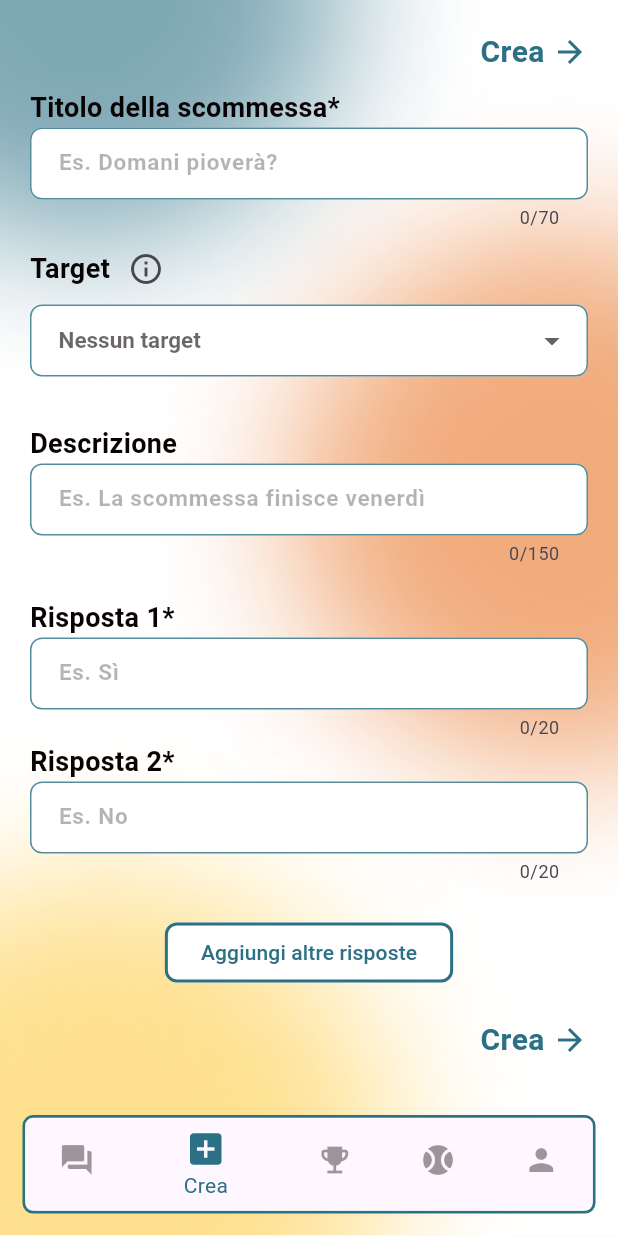
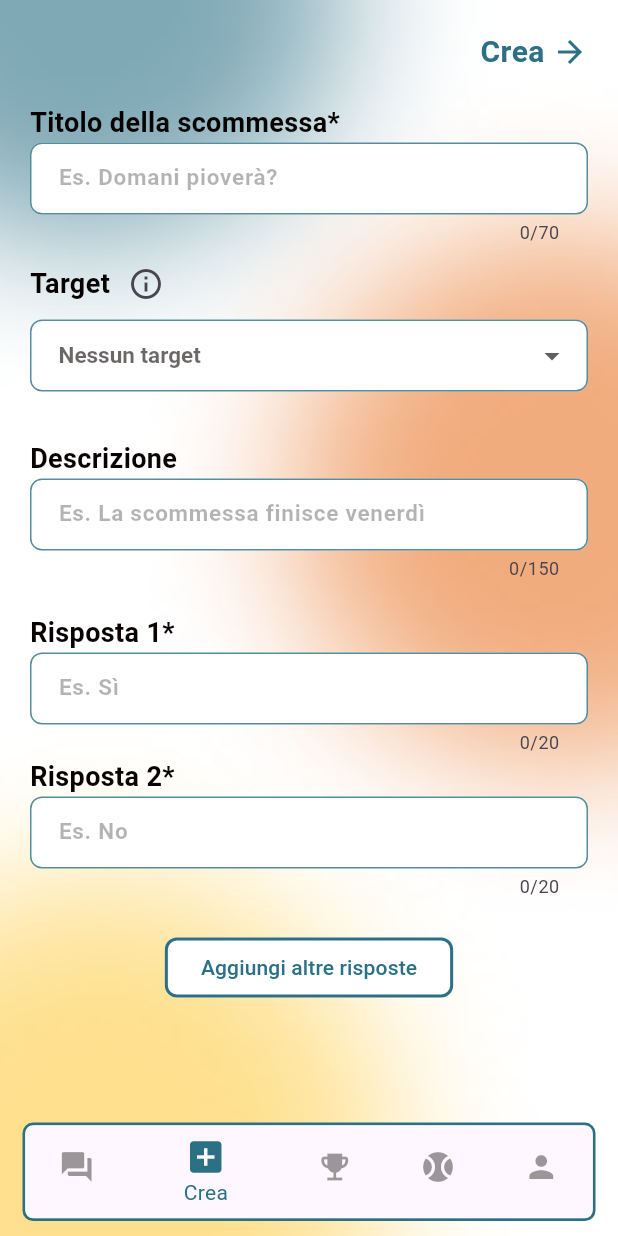
Before and after one commit to morenoboasso/CodeBets, a Flutter app: the BottomNavigationBarWidget screen opened by its route, item 2 of the bottom bar chosen, on a phone screen of 412 x 824 dp. Run offline on Flutter 3.47's test engine with Material 3 defaults, Android fonts, the phone set to English and light mode, and no system bars; our stand-ins replace auto_size_text, cloud_firestore, firebase_core, get, get_storage, vibration; missing offline and left inert: pwa_install; accounts and stored records are empty.

Commit message:
fix crea sticky position

```diff
--- a/lib/pages/bets/create_bet.dart
+++ b/lib/pages/bets/create_bet.dart
@@ -61,14 +61,12 @@ class _CreateBetPageState extends State<CreateBetPage> {
             ),
           ),
           SafeArea(
-            child: SingleChildScrollView(
-              padding: const EdgeInsets.all(20.0),
-              child: Form(
-                key: _formKey,
             child: Column(
-                  crossAxisAlignment: CrossAxisAlignment.start,
               children: [
-                    Row(
+                const SizedBox(height: 20),
+                Padding(
+                  padding: const EdgeInsets.symmetric(horizontal: 20.0),
+                  child: Row(
                     mainAxisAlignment: MainAxisAlignment.end,
                     children: [
                       GestureDetector(
@@ -88,7 +86,15 @@ class _CreateBetPageState extends State<CreateBetPage> {
                       ),
                     ],
                   ),
-                    const SizedBox(height: 10),
+                ),
+                Expanded(
+                  child: SingleChildScrollView(
+                    padding: const EdgeInsets.all(20.0),
+                    child: Form(
+                      key: _formKey,
+                      child: Column(
+                        crossAxisAlignment: CrossAxisAlignment.start,
+                        children: [
                           BetTitleFormField(
                             formKey: _formKey,
                             onSaved: (newValue) {
@@ -186,26 +192,6 @@ class _CreateBetPageState extends State<CreateBetPage> {
                               ],
                             ),
                           const SizedBox(height: 20),
-                    Row(
-                      mainAxisAlignment: MainAxisAlignment.end,
-                      children: [
-                        GestureDetector(
-                          onTap: () {
-                            if (_formKey.currentState!.validate()) {
-                              _formKey.currentState!.save();
-                              _submit();
-                            }
-                          },
-                          child: Row(
-                            children: [
-                              Text('Crea', style: TextStyleBets.betTextTitle),
-                              const SizedBox(width: 5),
-                              const Icon(Icons.arrow_forward, color: ColorsBets.blueHD),
-                            ],
-                          ),
-                        ),
-                      ],
-                    ),
                           if (kDebugMode)
                             const Padding(
                               padding: EdgeInsets.only(top: 20),
@@ -216,6 +202,9 @@ class _CreateBetPageState extends State<CreateBetPage> {
                         ],
                       ),
                     ),
+                  ),
+                ),
+              ],
             ),
           ),
         ],
--- a/lib/pages/main_bottombar.dart
+++ b/lib/pages/main_bottombar.dart
@@ -37,7 +37,7 @@ class BottomNavigationBarWidgetState extends State<BottomNavigationBarWidget> {
       extendBody: true, // To make sure the body is drawn behind the bottom navigation bar
       body: _widgetOptions.elementAt(_selectedIndex),
       bottomNavigationBar: Padding(
-        padding: const EdgeInsets.all(15.0),
+        padding: const EdgeInsets.only(bottom: 10.0,left: 15,right: 15,top: 5),
         child: Container(
           decoration: BoxDecoration(
             color: ColorsBets.whiteHD,
```
Lines whose indentation alone changed are shown as unchanged.
